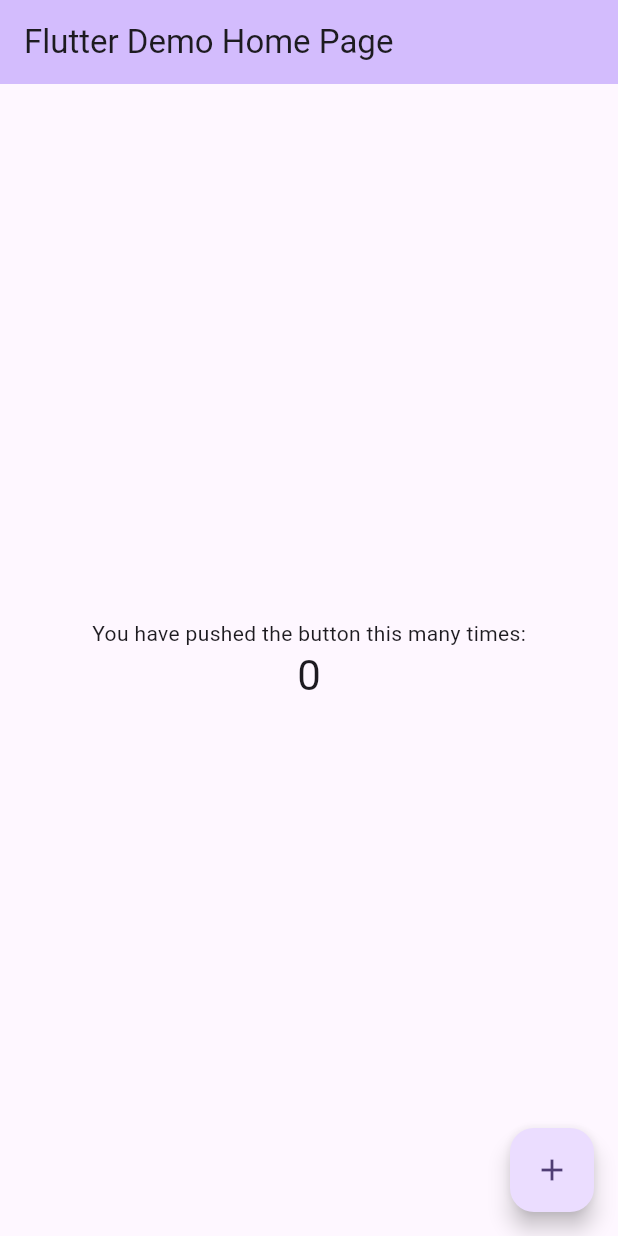
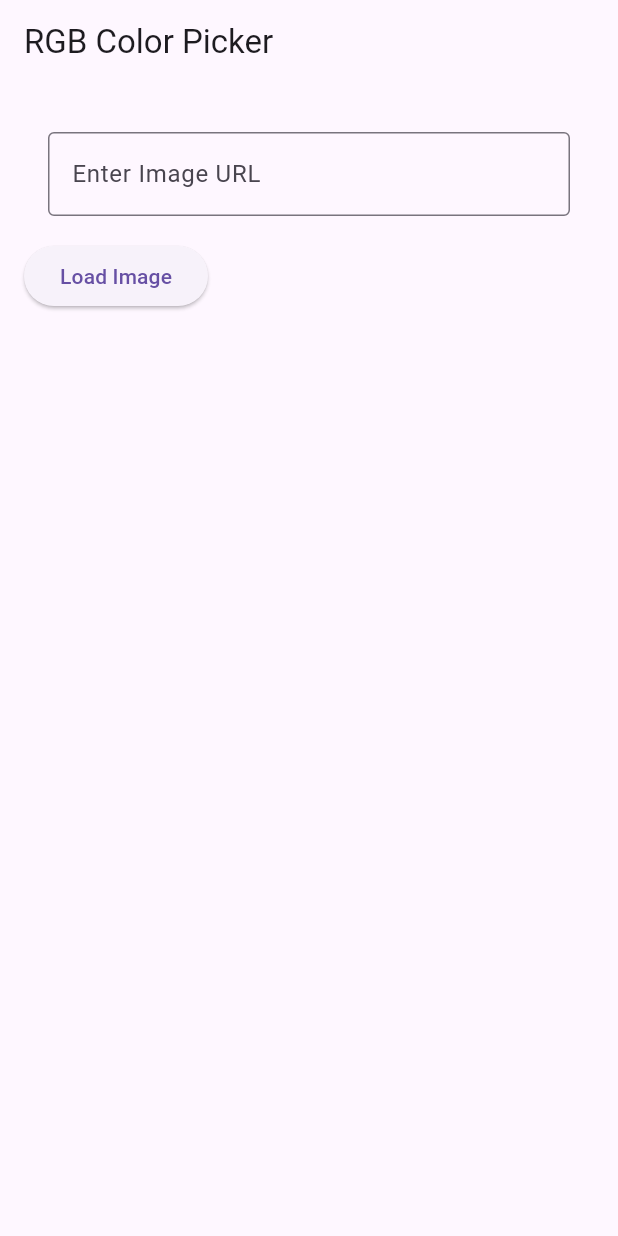
Before and after one commit to AmamulHaq/RGBPAGE, a Flutter app: the screen it shows after launch, on a phone screen of 412 x 824 dp. Run offline on Flutter 3.47's test engine with Material 3 defaults, Android fonts, the light colour scheme and no system bars.

Commit message:
just added page 2

```diff
--- a/page2/lib/main.dart
+++ b/page2/lib/main.dart
@@ -1,125 +1,220 @@
 import 'package:flutter/material.dart';
+import 'dart:convert';
+import 'package:http/http.dart' as http;
 
 void main() {
   runApp(const MyApp());
 }
 
 class MyApp extends StatelessWidget {
-  const MyApp({super.key});
+  const MyApp({Key? key}) : super(key: key);
 
-  // This widget is the root of your application.
   @override
   Widget build(BuildContext context) {
     return MaterialApp(
-      title: 'Flutter Demo',
+      title: 'RGB Color Picker',
       theme: ThemeData(
-        // This is the theme of your application.
-        //
-        // TRY THIS: Try running your application with "flutter run". You'll see
-        // the application has a purple toolbar. Then, without quitting the app,
-        // try changing the seedColor in the colorScheme below to Colors.green
-        // and then invoke "hot reload" (save your changes or press the "hot
-        // reload" button in a Flutter-supported IDE, or press "r" if you used
-        // the command line to start the app).
-        //
-        // Notice that the counter didn't reset back to zero; the application
-        // state is not lost during the reload. To reset the state, use hot
-        // restart instead.
-        //
-        // This works for code too, not just values: Most code changes can be
-        // tested with just a hot reload.
-        colorScheme: ColorScheme.fromSeed(seedColor: Colors.deepPurple),
-        useMaterial3: true,
+        primarySwatch: Colors.blue,
       ),
-      home: const MyHomePage(title: 'Flutter Demo Home Page'),
+      home: const ImageColorPicker(),
     );
   }
 }
 
-class MyHomePage extends StatefulWidget {
-  const MyHomePage({super.key, required this.title});
-
-  // This widget is the home page of your application. It is stateful, meaning
-  // that it has a State object (defined below) that contains fields that affect
-  // how it looks.
-
-  // This class is the configuration for the state. It holds the values (in this
-  // case the title) provided by the parent (in this case the App widget) and
-  // used by the build method of the State. Fields in a Widget subclass are
-  // always marked "final".
-
-  final String title;
+class ImageColorPicker extends StatefulWidget {
+  const ImageColorPicker({Key? key}) : super(key: key);
 
   @override
-  State<MyHomePage> createState() => _MyHomePageState();
+  _ImageColorPickerState createState() => _ImageColorPickerState();
 }
 
-class _MyHomePageState extends State<MyHomePage> {
-  int _counter = 0;
+class _ImageColorPickerState extends State<ImageColorPicker> {
+  final TextEditingController _urlController = TextEditingController();
+  bool _imageLoaded = false;
+  bool _loading = false;
+  String _imageUrl = '';
+  String? _imageBase64;
+  Map<String, dynamic>? _hoveredPixelInfo;
+  String? _errorMessage;
+  Offset? _pointerPosition;  // Track pointer position for the black dot
 
-  void _incrementCounter() {
+  // Load the image by sending its URL to the backend
+  Future<void> _loadImage() async {
     setState(() {
-      // This call to setState tells the Flutter framework that something has
-      // changed in this State, which causes it to rerun the build method below
-      // so that the display can reflect the updated values. If we changed
-      // _counter without calling setState(), then the build method would not be
-      // called again, and so nothing would appear to happen.
-      _counter++;
+      _imageUrl = _urlController.text.trim();
+      _loading = true;
+      _errorMessage = null;
     });
+
+    final response = await http.post(
+      Uri.parse('http://127.0.0.1:5000/load_image'),
+      headers: {'Content-Type': 'application/json'},
+      body: jsonEncode({'url': _imageUrl}),
+    );
+
+    setState(() {
+      _loading = false;
+    });
+
+    if (response.statusCode == 200) {
+      setState(() {
+        _imageLoaded = true;
+        _imageBase64 = jsonDecode(response.body)['image'];
+      });
+      print('Image loaded successfully');
+    } else {
+      print('Failed to load image: ${response.body}');
+      setState(() {
+        _errorMessage = 'Failed to load image: ${response.body}';
+      });
+    }
+  }
+
+  // Fetch pixel information when the pointer hovers over the image
+  Future<void> _fetchPixelInfo(Offset localPosition) async {
+    final box = context.findRenderObject() as RenderBox?;
+    if (box != null) {
+      final offset = box.globalToLocal(localPosition);
+
+      // Map the pointer position to a 256x256 grid, ensuring it's within bounds
+      final x = (offset.dx / box.size.width * 256).toInt();
+      final y = (offset.dy / box.size.height * 256).toInt();
+
+      // Ensure coordinates are within bounds (0 <= x, y < 256)
+      if (x >= 0 && x < 256 && y >= 0 && y < 256) {
+        final response = await http.post(
+          Uri.parse('http://127.0.0.1:5000/get_pixel_info'),
+          headers: {'Content-Type': 'application/json'},
+          body: jsonEncode({'x': x, 'y': y}),
+        );
+
+        if (response.statusCode == 200) {
+          setState(() {
+            _hoveredPixelInfo = jsonDecode(response.body);
+          });
+        } else {
+          setState(() {
+            _hoveredPixelInfo = null;
+            _errorMessage = 'Failed to fetch pixel info: ${response.body}';
+          });
+        }
+      }
+    }
   }
 
   @override
   Widget build(BuildContext context) {
-    // This method is rerun every time setState is called, for instance as done
-    // by the _incrementCounter method above.
-    //
-    // The Flutter framework has been optimized to make rerunning build methods
-    // fast, so that you can just rebuild anything that needs updating rather
-    // than having to individually change instances of widgets.
     return Scaffold(
       appBar: AppBar(
-        // TRY THIS: Try changing the color here to a specific color (to
-        // Colors.amber, perhaps?) and trigger a hot reload to see the AppBar
-        // change color while the other colors stay the same.
-        backgroundColor: Theme.of(context).colorScheme.inversePrimary,
-        // Here we take the value from the MyHomePage object that was created by
-        // the App.build method, and use it to set our appbar title.
-        title: Text(widget.title),
+        title: const Text('RGB Color Picker'),
       ),
-      body: Center(
-        // Center is a layout widget. It takes a single child and positions it
-        // in the middle of the parent.
+      body: SingleChildScrollView(
+        padding: const EdgeInsets.all(16.0),
         child: Column(
-          // Column is also a layout widget. It takes a list of children and
-          // arranges them vertically. By default, it sizes itself to fit its
-          // children horizontally, and tries to be as tall as its parent.
-          //
-          // Column has various properties to control how it sizes itself and
-          // how it positions its children. Here we use mainAxisAlignment to
-          // center the children vertically; the main axis here is the vertical
-          // axis because Columns are vertical (the cross axis would be
-          // horizontal).
-          //
-          // TRY THIS: Invoke "debug painting" (choose the "Toggle Debug Paint"
-          // action in the IDE, or press "p" in the console), to see the
-          // wireframe for each widget.
-          mainAxisAlignment: MainAxisAlignment.center,
-          children: <Widget>[
-            const Text(
-              'You have pushed the button this many times:',
+          crossAxisAlignment: CrossAxisAlignment.start,
+          children: [
+            Padding(
+              padding: const EdgeInsets.all(16.0),
+              child: TextField(
+                controller: _urlController,
+                decoration: const InputDecoration(
+                  border: OutlineInputBorder(),
+                  labelText: 'Enter Image URL',
+                ),
+              ),
             ),
-            Text(
-              '$_counter',
-              style: Theme.of(context).textTheme.headlineMedium,
+            ElevatedButton(
+              onPressed: _loadImage,
+              child: _loading
+                  ? const CircularProgressIndicator()
+                  : const Text('Load Image'),
             ),
+            if (_errorMessage != null)
+              Padding(
+                padding: const EdgeInsets.all(16.0),
+                child: Text(
+                  _errorMessage!,
+                  style: const TextStyle(color: Colors.red),
+                ),
+              ),
+            if (_imageLoaded)
+              GestureDetector(
+                onPanUpdate: (details) {
+                  setState(() {
+                    _pointerPosition = details.localPosition;
+                  });
+                  _fetchPixelInfo(details.localPosition);
+                },
+                child: Stack(
+                  children: [
+                    Container(
+                      width: 256,  // Fixed container size for clear image display
+                      height: 256,
+                      decoration: BoxDecoration(
+                        border: Border.all(color: Colors.black, width: 1),
+                        image: _imageBase64 != null
+                            ? DecorationImage(
+                                image: MemoryImage(base64Decode(_imageBase64!)),
+                                fit: BoxFit.cover,
+                              )
+                            : null,
+                      ),
+                    ),
+                    if (_pointerPosition != null)
+                      Positioned(
+                        left: _pointerPosition!.dx - 5,  // Adjust position for the black dot
+                        top: _pointerPosition!.dy - 5,   // Adjust position for the black dot
+                        child: const Icon(
+                          Icons.circle,
+                          size: 10,
+                          color: Colors.black,
+                        ),
+                      ),
+                  ],
+                ),
+              ),
+            if (_hoveredPixelInfo != null)
+              Padding(
+                padding: const EdgeInsets.symmetric(vertical: 16.0),
+                child: Container(
+                  padding: const EdgeInsets.all(8.0),
+                  decoration: BoxDecoration(
+                    borderRadius: BorderRadius.circular(10),
+                    border: Border.all(color: Colors.black),
+                    color: Colors.white,
+                  ),
+                  child: Row(
+                    children: [
+                      // Display the hovered color
+                      Container(
+                        width: 40,
+                        height: 40,
+                        color: Color(int.parse(_hoveredPixelInfo!['hex'].replaceFirst('#', '0xff'))),
+                        margin: const EdgeInsets.only(right: 16.0),
+                      ),
+                      // RGB and Hex Info
+                      Expanded(
+                        child: Column(
+                          crossAxisAlignment: CrossAxisAlignment.start,
+                          children: [
+                            Text(
+                              'RGB: (${_hoveredPixelInfo!['r']}, ${_hoveredPixelInfo!['g']}, ${_hoveredPixelInfo!['b']})',
+                              style: const TextStyle(fontSize: 14),
+                            ),
+                            Text(
+                              'Hex: ${_hoveredPixelInfo!['hex']}',
+                              style: const TextStyle(fontSize: 14),
+                            ),
+                          ],
+                        ),
+                      ),
+                    ],
+                  ),
+                ),
+              ),
           ],
         ),
       ),
-      floatingActionButton: FloatingActionButton(
-        onPressed: _incrementCounter,
-        tooltip: 'Increment',
-        child: const Icon(Icons.add),
-      ), // This trailing comma makes auto-formatting nicer for build methods.
     );
   }
 }
```
Also changed, not shown: page2/pubspec.yaml (+7 -73 lines), page2/pubspec.lock, 7 other files.
